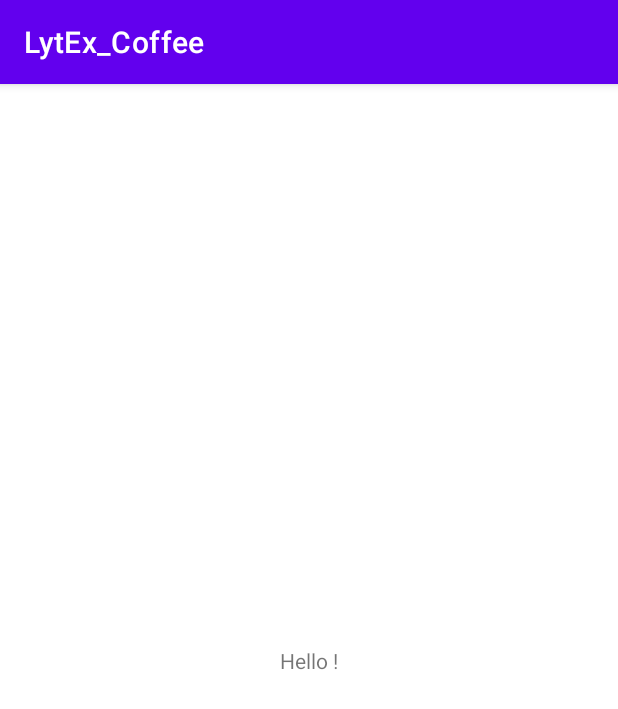
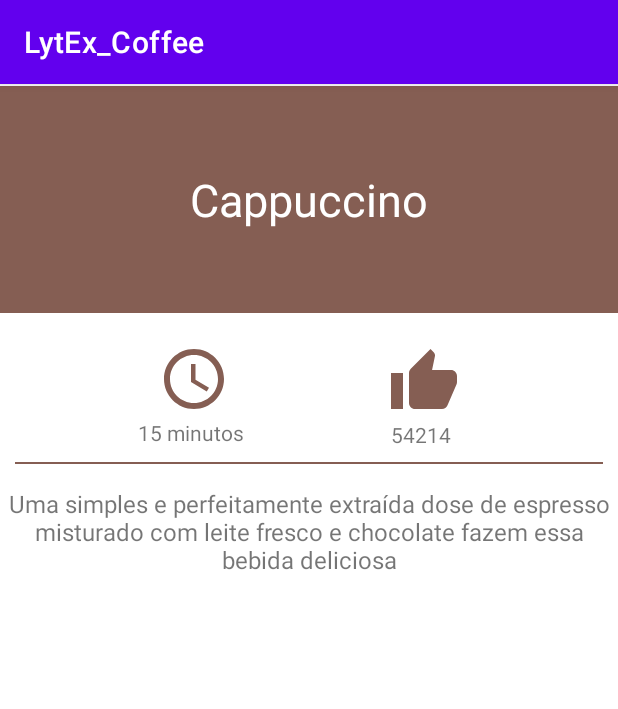
Before and after one commit to pryncealmeida/LytEX_Coffee, an Android app: the screen it shows after launch (MainActivity), on a phone screen of 412 x 824 dp. Shown: the top 709 px of the screen. Run offline under Robolectric (Android 15) with nearby library versions, the phone set to English and light mode, and no system bars.

Commit message:
commit 1603 21122020

```diff
--- /dev/null
+++ b/app/src/main/res/drawable/ic_like.xml
@@ -0,0 +1,10 @@
+<vector xmlns:android="http://schemas.android.com/apk/res/android"
+    android:width="48dp"
+    android:height="48dp"
+    android:viewportWidth="24"
+    android:viewportHeight="24"
+    android:tint="?attr/colorControlNormal">
+  <path
+      android:fillColor="@android:color/white"
+      android:pathData="M1,21h4L5,9L1,9v12zM23,10c0,-1.1 -0.9,-2 -2,-2h-6.31l0.95,-4.57 0.03,-0.32c0,-0.41 -0.17,-0.79 -0.44,-1.06L14.17,1 7.59,7.59C7.22,7.95 7,8.45 7,9v10c0,1.1 0.9,2 2,2h9c0.83,0 1.54,-0.5 1.84,-1.22l3.02,-7.05c0.09,-0.23 0.14,-0.47 0.14,-0.73v-2z"/>
+</vector>
--- /dev/null
+++ b/app/src/main/res/drawable/ic_time.xml
@@ -0,0 +1,13 @@
+<vector xmlns:android="http://schemas.android.com/apk/res/android"
+    android:width="48dp"
+    android:height="48dp"
+    android:viewportWidth="24"
+    android:viewportHeight="24"
+    android:tint="?attr/colorControlNormal">
+  <path
+      android:fillColor="@android:color/white"
+      android:pathData="M11.99,2C6.47,2 2,6.48 2,12s4.47,10 9.99,10C17.52,22 22,17.52 22,12S17.52,2 11.99,2zM12,20c-4.42,0 -8,-3.58 -8,-8s3.58,-8 8,-8 8,3.58 8,8 -3.58,8 -8,8z"/>
+  <path
+      android:fillColor="@android:color/white"
+      android:pathData="M12.5,7H11v6l5.25,3.15 0.75,-1.23 -4.5,-2.67z"/>
+</vector>
--- a/app/src/main/res/layout/activity_main.xml
+++ b/app/src/main/res/layout/activity_main.xml
@@ -6,15 +6,94 @@
     android:layout_height="match_parent"
     tools:context=".MainActivity">
 
+
     <TextView
+        android:id="@+id/tview_header"
+        android:layout_width="0dp"
+        android:layout_height="wrap_content"
+        android:background="@color/Brown"
+        android:paddingTop="55dp"
+        android:paddingBottom="55dp"
+        android:text="Cappuccino"
+        android:textAlignment="center"
+        android:textColor="@color/white"
+        android:textSize="30dp"
+        app:layout_constraintBottom_toTopOf="@+id/ic_1"
+        app:layout_constraintLeft_toLeftOf="parent"
+        app:layout_constraintRight_toRightOf="parent"
+        app:layout_constraintTop_toTopOf="parent"
+        app:layout_constraintVertical_chainStyle="packed" />
+
+    <ImageView
+        android:id="@+id/ic_1"
         android:layout_width="wrap_content"
         android:layout_height="wrap_content"
-        android:text="Hello !"
-        app:layout_constraintBottom_toBottomOf="parent"
+        android:layout_marginTop="20dp"
+        android:src="@drawable/ic_time"
+        app:layout_constraintBottom_toTopOf="@id/tv2"
         app:layout_constraintLeft_toLeftOf="parent"
+        app:layout_constraintRight_toLeftOf="@+id/ic_2"
+        app:layout_constraintTop_toBottomOf="@id/tview_header"
+        app:tint="@color/Brown" />
+
+    <ImageView
+        android:id="@+id/ic_2"
+        android:layout_width="wrap_content"
+        android:layout_height="wrap_content"
+        android:layout_marginTop="20dp"
+        android:src="@drawable/ic_like"
+        app:layout_constraintBottom_toTopOf="@id/tv3"
+        app:layout_constraintLeft_toRightOf="@+id/ic_1"
         app:layout_constraintRight_toRightOf="parent"
-        app:layout_constraintTop_toTopOf="parent" />
+        app:layout_constraintTop_toBottomOf="@id/tview_header"
+        app:tint="@color/Brown" />
 
+    <TextView
+        android:id="@+id/tv2"
+        android:layout_width="wrap_content"
+        android:layout_height="wrap_content"
+        android:text="15 minutos"
+        app:layout_constraintBottom_toTopOf="@id/lineView"
+        app:layout_constraintCircle="@id/ic_1"
+        app:layout_constraintCircleAngle="183"
+        app:layout_constraintCircleRadius="35dp"
+        app:layout_constraintLeft_toLeftOf="parent"
+        app:layout_constraintRight_toLeftOf="@id/tv3"
+        app:layout_constraintTop_toBottomOf="@+id/ic_1" />
 
+    <TextView
+        android:id="@+id/tv3"
+        android:layout_width="wrap_content"
+        android:layout_height="wrap_content"
+        android:text="54214"
+        app:layout_constraintBottom_toTopOf="@id/lineView"
+        app:layout_constraintCircle="@id/ic_2"
+        app:layout_constraintCircleAngle="183"
+        app:layout_constraintCircleRadius="35dp"
+        app:layout_constraintLeft_toRightOf="@id/tv2"
+        app:layout_constraintRight_toRightOf="parent"
+        app:layout_constraintTop_toBottomOf="@id/ic_2" />
+
+    <View
+        android:id="@+id/lineView"
+        android:layout_width="match_parent"
+        android:layout_height="1dp"
+        android:layout_margin="10dp"
+        android:background="@color/Brown"
+        app:layout_constraintTop_toBottomOf="@id/tv2" />
+
+    <TextView
+        android:id="@+id/textoCapp"
+        android:layout_width="wrap_content"
+        android:layout_height="wrap_content"
+        app:layout_constraintTop_toBottomOf="@id/lineView"
+        app:layout_constraintRight_toRightOf="parent"
+        app:layout_constraintLeft_toLeftOf="parent"
+        android:layout_marginTop="15dp"
+        android:text="@string/texto"
+        android:textAlignment="center"
+        android:textSize="16sp"
+
+        />
 
 </androidx.constraintlayout.widget.ConstraintLayout>
--- a/app/src/main/res/values/colors.xml
+++ b/app/src/main/res/values/colors.xml
@@ -7,4 +7,5 @@
     <color name="teal_700">#FF018786</color>
     <color name="black">#FF000000</color>
     <color name="white">#FFFFFFFF</color>
+    <color name="Brown">#855e53</color>
 </resources>
--- a/app/src/main/res/values/strings.xml
+++ b/app/src/main/res/values/strings.xml
@@ -1,3 +1,4 @@
 <resources>
     <string name="app_name">LytEx_Coffee</string>
+    <string name="texto">Uma simples e perfeitamente extraída dose de espresso misturado com leite fresco e chocolate fazem essa bebida deliciosa</string>
 </resources>
```
